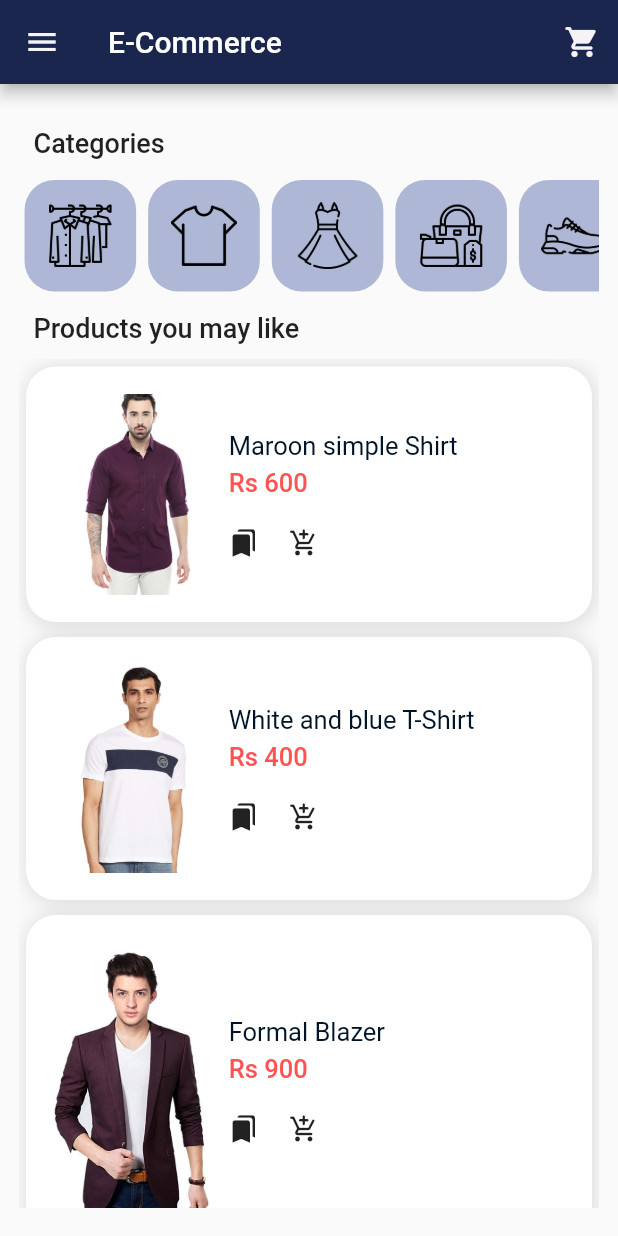
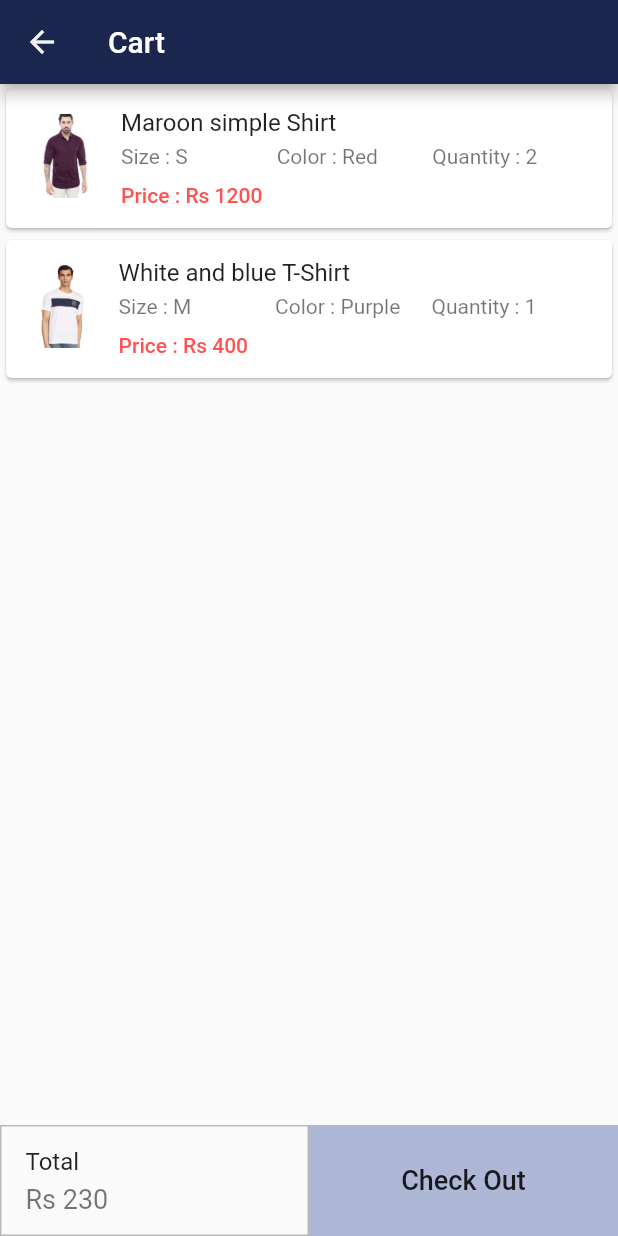
Before and after one commit to its-ammu/e-commerce, a Flutter app: the screen it shows after launch, after a tap on the "shopping cart" icon, on a phone screen of 412 x 824 dp. Run offline on Flutter 3.47's test engine with Material 2 defaults, Android fonts, the phone set to English and light mode, and no system bars.

Commit message:
Cart done

```diff
--- /dev/null
+++ b/lib/Screens/Cart.dart
@@ -0,0 +1,65 @@
+import 'package:flutter/material.dart';
+import 'package:e_commerce/Screens/Components/CartProductList.dart';
+
+class Cart extends StatefulWidget {
+  @override
+  _CartState createState() => _CartState();
+}
+
+class _CartState extends State<Cart> {
+  @override
+  Widget build(BuildContext context) {
+    return Scaffold(
+      appBar: AppBar(
+        iconTheme: IconThemeData(color: Color(0xffF5F3F5)),
+        backgroundColor: Color(0xff1B264F),
+        title: Text("Cart"),
+      ),
+
+      body: CartProductList(),
+
+      bottomNavigationBar: Container(
+        child: Row(
+          children: [
+            Expanded(child: Container(
+              decoration: BoxDecoration(
+                border: Border.all(color: Colors.black26)
+              ),
+              child: ListTile(
+                title: Text("Total"),
+                subtitle: Container(
+                  margin: EdgeInsets.only(
+                    top: 5
+                  ),
+                    child: Text("Rs 230",
+                      style: TextStyle(
+                        fontSize: 18,
+                      ),)),
+              ),
+            )),
+            Expanded(child: Container(
+              decoration: BoxDecoration(
+                color: Color(0xffAEB8D6),
+
+              ),
+              padding: EdgeInsets.symmetric(
+                vertical: 13,
+                horizontal: 10,
+              ),
+              child: MaterialButton(
+                onPressed: () {},
+                child: Text(
+                    "Check Out",
+                style: TextStyle(
+                  fontSize: 18,
+                ),),
+              ),
+            )),
+
+
+          ],
+        ),
+      ),
+    );
+  }
+}
--- /dev/null
+++ b/lib/Screens/Components/CartProductList.dart
@@ -0,0 +1,109 @@
+import 'package:flutter/material.dart';
+
+class CartProductList extends StatefulWidget {
+  @override
+  _CartProductListState createState() => _CartProductListState();
+}
+
+class _CartProductListState extends State<CartProductList> {
+  var CartProducts = [
+    {
+      "name": "Maroon simple Shirt",
+      "image": "assets/products/shirt1.jpg",
+      "price": 600,
+      "size": "S",
+      "color": "Red",
+      "quantity": 2,
+    },
+    {
+      "name": "White and blue T-Shirt",
+      "image": "assets/products/tshirt1.jpg",
+      "price": 400,
+      "size": "M",
+      "color": "Purple",
+      "quantity": 1,
+    },
+  ];
+
+  @override
+  Widget build(BuildContext context) {
+    return ListView.builder(
+        itemCount: CartProducts.length,
+        itemBuilder: (context, index) {
+          return SingleCartProduct(
+            name: CartProducts[index]["name"],
+            image: CartProducts[index]["image"],
+            price: CartProducts[index]["price"],
+            size: CartProducts[index]["size"],
+            color: CartProducts[index]["color"],
+            quantity: CartProducts[index]["quantity"],
+          );
+        });
+  }
+}
+
+class SingleCartProduct extends StatelessWidget {
+  final name;
+  final image;
+  final price;
+  final size;
+  final color;
+  final quantity;
+
+  const SingleCartProduct(
+      {Key key,
+      this.name,
+      this.image,
+      this.price,
+      this.size,
+      this.color,
+      this.quantity})
+      : super(key: key);
+
+  @override
+  Widget build(BuildContext context) {
+    return Card(
+      child: ListTile(
+        leading: Image.asset(image),
+        title: Padding(
+          padding: const EdgeInsets.only(top:8.0),
+          child: Text(name),
+        ),
+        subtitle: Column(
+          crossAxisAlignment: CrossAxisAlignment.start,
+          children: [
+            SizedBox(
+              height: 5,
+            ),
+            Row(
+              children: [
+                Expanded(
+                  child: Text("Size : "+size),
+                ),
+                Expanded(
+                  child: Text("Color : "+color),
+                ),
+                Expanded(
+                  child: Text("Quantity : "+"$quantity"),
+                ),
+              ],
+            ),
+            SizedBox(
+              height: 10,
+            ),
+            Text("Price : Rs "+"${price * quantity}",
+            style: TextStyle(
+                fontWeight: FontWeight.w500,
+                color: Colors.redAccent),),
+            SizedBox(
+              height: 10,
+            ),
+          ],
+        ),
+
+
+
+      ),
+    );
+  }
+}
--- a/lib/Screens/Homepage.dart
+++ b/lib/Screens/Homepage.dart
@@ -1,6 +1,8 @@
 import 'package:flutter/material.dart';
 import 'package:e_commerce/Screens/Components/CategoriesHorizontalScroll.dart';
 import 'package:e_commerce/Screens/Components/ProductGrid.dart';
+import 'package:e_commerce/Screens/Cart.dart';
+
 
 class Homepage extends StatefulWidget {
   @override
@@ -23,7 +25,11 @@ class _HomepageState extends State<Homepage> {
               icon: Icon(
                 Icons.shopping_cart_rounded,
               ),
-              onPressed: () {})
+              onPressed: () {
+                Navigator.of(context).push(
+                  MaterialPageRoute(builder: (context) => Cart()),
+                );
+              })
         ],
       ),
       drawer: Drawer(
@@ -50,7 +56,11 @@ class _HomepageState extends State<Homepage> {
               ),
             ),
             InkWell(
-              onTap: () {},
+              onTap: () {
+                Navigator.of(context).push(
+                  MaterialPageRoute(builder: (context) => Homepage()),
+                );
+              },
               child: ListTile(
                 leading: Icon(
                   Icons.home_filled,
@@ -70,13 +80,17 @@ class _HomepageState extends State<Homepage> {
               ),
             ),
             InkWell(
-              onTap: () {},
+              onTap: () {
+                Navigator.of(context).push(
+                  MaterialPageRoute(builder: (context) => Cart()),
+                );
+              },
               child: ListTile(
                 leading: Icon(
                   Icons.shopping_bag_rounded,
                   color: Color(0xff001427),
                 ),
-                title: Text("Orders"),
+                title: Text("Your cart"),
               ),
             ),
             InkWell(
@@ -89,27 +103,8 @@ class _HomepageState extends State<Homepage> {
                 title: Text("Saved"),
               ),
             ),
-            InkWell(
-              onTap: () {},
-              child: ListTile(
-                leading: Icon(
-                  Icons.local_offer,
-                  color: Color(0xff001427),
-                ),
-                title: Text("Offers"),
-              ),
-            ),
-            Divider(),
-            InkWell(
-              onTap: () {},
-              child: ListTile(
-                leading: Icon(
-                  Icons.settings,
-                  color: Color(0xff001427),
-                ),
-                title: Text("Settings"),
-              ),
-            ),
+
+
           ],
         ),
       ),
--- a/lib/Screens/ProductDetails.dart
+++ b/lib/Screens/ProductDetails.dart
@@ -1,4 +1,5 @@
 import 'package:flutter/material.dart';
+import 'package:e_commerce/Screens/Cart.dart';
 
 class ProductDetails extends StatefulWidget {
   final name;
@@ -30,7 +31,11 @@ class _ProductDetailsState extends State<ProductDetails> {
               icon: Icon(
                 Icons.shopping_cart_rounded,
               ),
-              onPressed: () {})
+              onPressed: () {
+                Navigator.of(context).push(
+                  MaterialPageRoute(builder: (context) => Cart()),
+                );
+              })
         ],
       ),
       body: ListView(
@@ -213,6 +218,14 @@ class _ProductDetailsState extends State<ProductDetails> {
                 vertical: 5
               ),
                 child: Text("Lorem ipsum dolor sit amet, consectetur adipiscing elit, sed do eiusmod tempor incididunt ut labore et dolore magna aliqua. Ut enim ad minim veniam, quis nostrud exercitation ullamco laboris nisi ut aliquip ex ea commodo consequat. Duis aute irure dolor in reprehenderit in voluptate velit esse cillum dolore eu fugiat nulla pariatur. Excepteur sint occaecat cupidatat non proident, sunt in culpa qui officia deserunt mollit anim id est laborum.")),
+          ),
+          Divider(),
+          ListTile(
+            title: Text("Product Category",
+              style: TextStyle(
+                fontSize: 16,
+              ),),
+            subtitle: Text("Shirt or dress"),
           )
         ],
       ),
```
